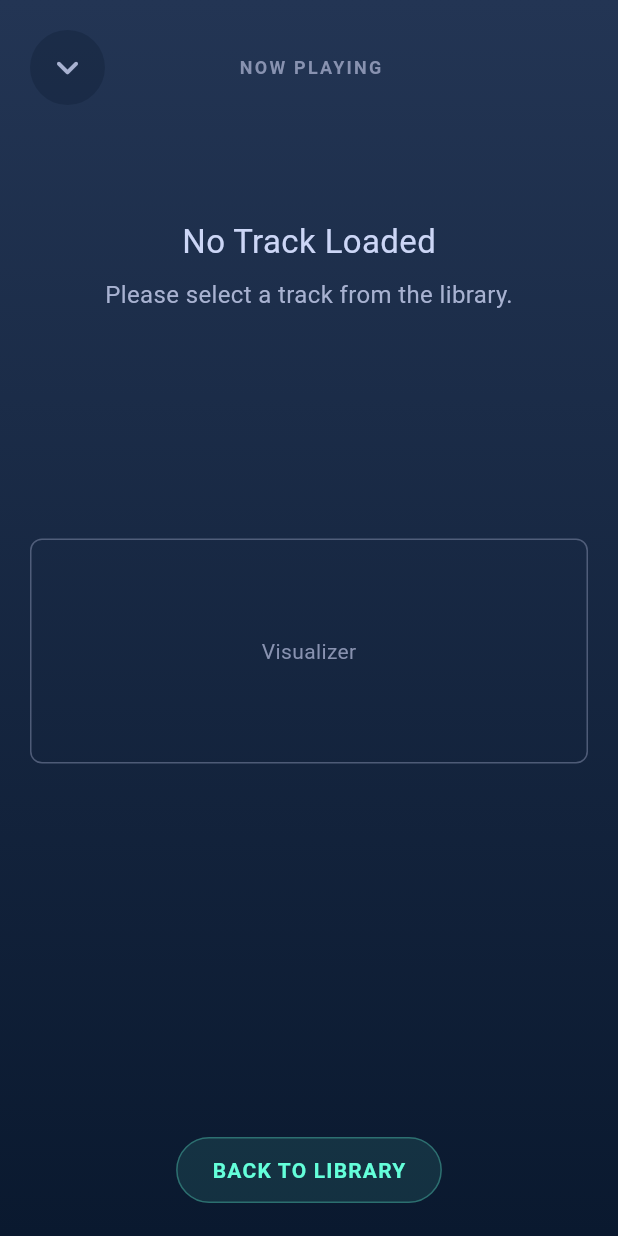
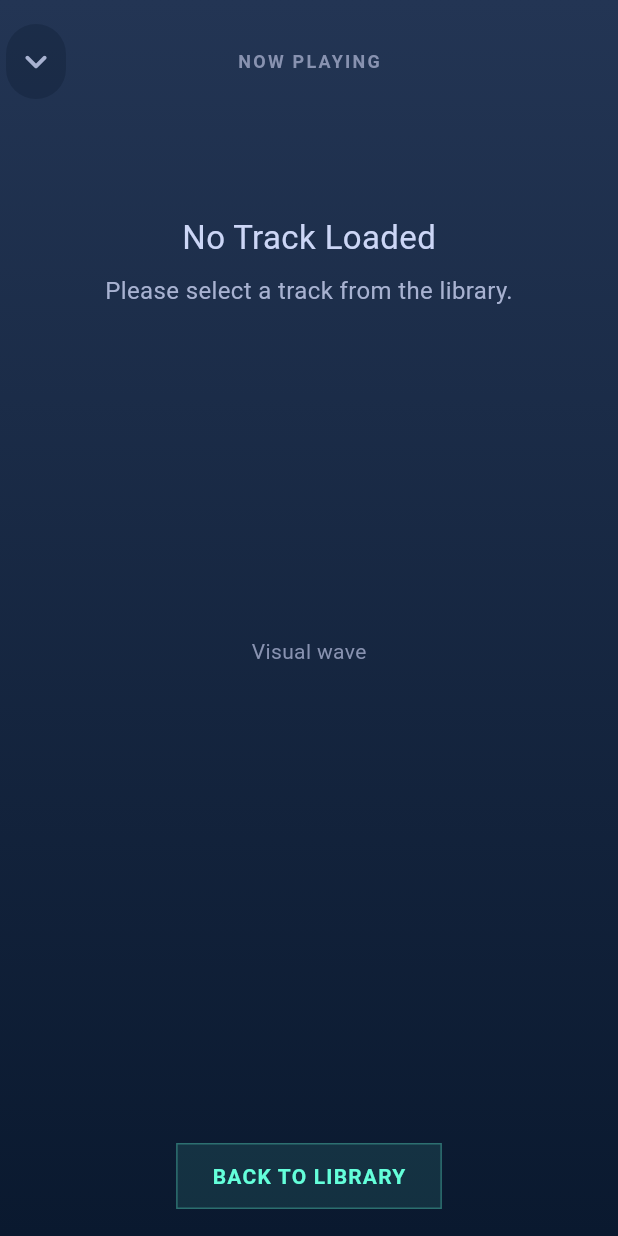
Before and after one commit to sebastiangr/gateway_experience_app, a Flutter app: the PlayerScreen screen opened directly, on a phone screen of 412 x 824 dp. Run offline on Flutter 3.47's test engine with Material 3 defaults, Android fonts, the light colour scheme and no system bars; our stand-ins replace dio, equatable, just_audio, shared_preferences; accounts and stored records are empty.

Commit message:
Fixed some things.

```diff
--- a/lib/main.dart
+++ b/lib/main.dart
@@ -66,9 +66,9 @@ class MyApp extends StatelessWidget {
           iconTheme: const IconThemeData(color: AppColors.lightGray),
           // Remove Android's overscroll glow
           scrollbarTheme: ScrollbarThemeData(
-            thumbVisibility: MaterialStateProperty.all(true),
-            thickness: MaterialStateProperty.all(6),
-            thumbColor: MaterialStateProperty.all(AppColors.mintGreen.withOpacity(0.7)),
+            thumbVisibility: WidgetStateProperty.all(true),
+            thickness: WidgetStateProperty.all(6),
+            thumbColor: WidgetStateProperty.all(AppColors.mintGreen.withOpacity(0.7)),
             radius: const Radius.circular(10),
           )
         ),
--- a/lib/screens/library_screen.dart
+++ b/lib/screens/library_screen.dart
@@ -98,7 +98,7 @@ class LibraryScreen extends StatelessWidget {
                       ),
                     ),
                   ]);
-                }).toList(),
+                }),
                 const SliverToBoxAdapter(child: SizedBox(height: 20)), // Bottom padding
               ],
             );
--- a/lib/screens/player_screen.dart
+++ b/lib/screens/player_screen.dart
@@ -19,7 +19,7 @@ class PlayerScreen extends StatelessWidget {
         decoration: const BoxDecoration(gradient: AppColors.playerGradient),
         child: SafeArea(
           child: Padding(
-            padding: const EdgeInsets.all(20.0),
+            padding: const EdgeInsets.symmetric(horizontal: 0.0, vertical: 16.0),
             child: Column(
               children: [
                 // Custom App Bar-like section
@@ -32,7 +32,7 @@ class PlayerScreen extends StatelessWidget {
                       tooltip: "Back to Library",
                       style: IconButton.styleFrom(
                         backgroundColor: AppColors.darkBlue.withOpacity(0.3),
-                        padding: const EdgeInsets.all(10)
+                        padding: const EdgeInsets.symmetric(horizontal: 0.0, vertical: 10.0),
                       ),
                     ),
                     const Text(
@@ -83,10 +83,10 @@ class PlayerScreen extends StatelessWidget {
                   height: 150, // Give the visualizer a defined height
                   child: track != null ? const AudioVisualizer() : Container(
                     decoration: BoxDecoration(
-                      border: Border.all(color: AppColors.darkGray.withOpacity(0.5)),
-                      borderRadius: BorderRadius.circular(8)
+                      // border: Border.all(color: AppColors.darkGray.withOpacity(0.5)),
+                      // borderRadius: BorderRadius.circular(8)
                     ),
-                    child: const Center(child: Text("Visualizer", style: TextStyle(color: AppColors.darkGray))),
+                    child: const Center(child: Text("Visual wave", style: TextStyle(color: AppColors.darkGray))),
                   ),
                 ),
 
@@ -109,7 +109,7 @@ class PlayerScreen extends StatelessWidget {
                     padding: const EdgeInsets.symmetric(horizontal: 24, vertical: 12),
                     backgroundColor: AppColors.mintGreen.withOpacity(0.1),
                     shape: RoundedRectangleBorder(
-                      borderRadius: BorderRadius.circular(30.0),
+                      borderRadius: BorderRadius.circular(0.0),
                       side: BorderSide(color: AppColors.mintGreen.withOpacity(0.3)),
                     ),
                   ),
--- a/lib/widgets/audio_visualizer.dart
+++ b/lib/widgets/audio_visualizer.dart
@@ -6,7 +6,7 @@ import '../providers/audio_player_provider.dart';
 import '../utils/app_colors.dart';
 
 class AudioVisualizer extends StatefulWidget {
-  const AudioVisualizer({Key? key}) : super(key: key);
+  const AudioVisualizer({super.key});
 
   @override
   State<AudioVisualizer> createState() => _AudioVisualizerState();
--- a/lib/widgets/track_list_item.dart
+++ b/lib/widgets/track_list_item.dart
@@ -20,9 +20,7 @@ class TrackListItem extends StatelessWidget {
     if (bytes <= 0) return "0 B";
     const suffixes = ["B", "KB", "MB", "GB", "TB"];
     var i = (math.log(bytes) / math.log(1024)).floor();
-    return ((bytes / math.pow(1024, i)).toStringAsFixed(decimals)) +
-        ' ' +
-        suffixes[i];
+    return '${(bytes / math.pow(1024, i)).toStringAsFixed(decimals)} ${suffixes[i]}';
   }
 
 
@@ -122,7 +120,7 @@ class TrackListItem extends StatelessWidget {
       builder: (context, provider, child) {
         // Encuentra la versión más reciente del track desde el provider
         // 'track' aquí es el 'this.track' del widget TrackListItem
-        final liveTrack = provider.getTrackById(this.track.id) ?? this.track;
+        final liveTrack = provider.getTrackById(track.id) ?? track;
 
         Widget iconContent;
         VoidCallback? onPressedAction = () => libraryProvider.downloadTrack(liveTrack);
```
Also changed, not shown: 1 other file.
